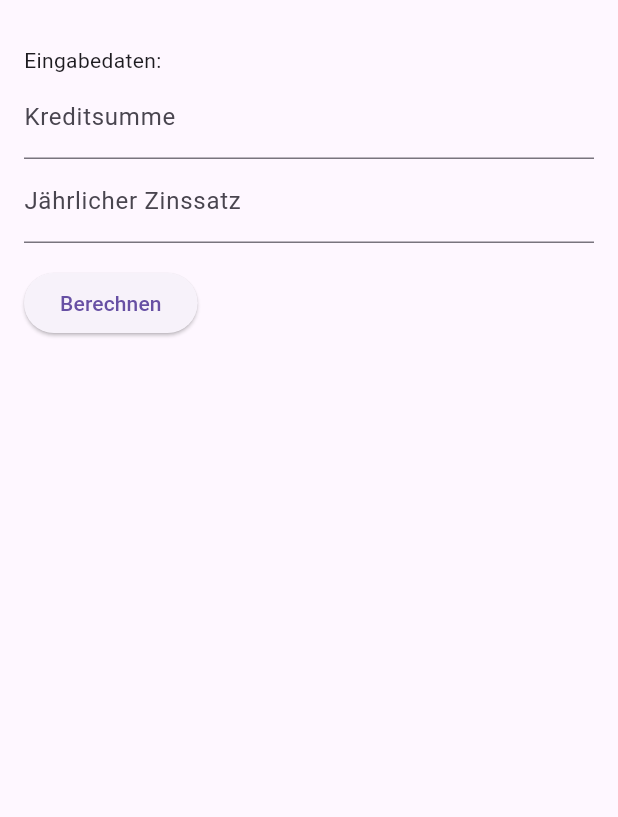
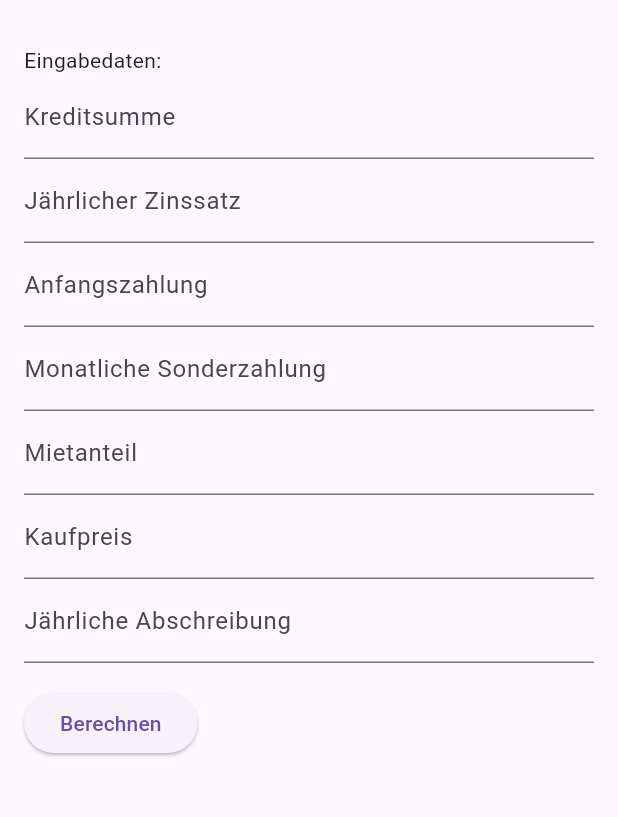
Before and after one commit to dullibri/immo24calulator, a Flutter app: the screen it shows after launch, on a phone screen of 412 x 824 dp, the part 63-880 px from its top. Run offline on Flutter 3.47's test engine with Material 3 defaults, Android fonts, the phone set to English and light mode, and no system bars.

```diff
--- a/lib/main.dart
+++ b/lib/main.dart
@@ -80,7 +80,42 @@ class _MortgageCalculatorPageState extends State<MortgageCalculatorPage> {
                 annualInterestRate = double.tryParse(value) ?? 0.0;
               },
             ),
-            // Weitere Eingabefelder für andere Parameter hinzufügen...
+            TextFormField(
+              decoration: InputDecoration(labelText: 'Anfangszahlung'),
+              keyboardType: TextInputType.number,
+              onChanged: (value) {
+                initialPayment = double.tryParse(value) ?? 0.0;
+              },
+            ),
+            TextFormField(
+              decoration:
+                  InputDecoration(labelText: 'Monatliche Sonderzahlung'),
+              keyboardType: TextInputType.number,
+              onChanged: (value) {
+                monthlySpecialPayment = double.tryParse(value) ?? 0.0;
+              },
+            ),
+            TextFormField(
+              decoration: InputDecoration(labelText: 'Mietanteil'),
+              keyboardType: TextInputType.number,
+              onChanged: (value) {
+                rentalShare = double.tryParse(value) ?? 0.0;
+              },
+            ),
+            TextFormField(
+              decoration: InputDecoration(labelText: 'Kaufpreis'),
+              keyboardType: TextInputType.number,
+              onChanged: (value) {
+                purchasePrice = double.tryParse(value) ?? 0.0;
+              },
+            ),
+            TextFormField(
+              decoration: InputDecoration(labelText: 'Jährliche Abschreibung'),
+              keyboardType: TextInputType.number,
+              onChanged: (value) {
+                annualDepreciationRate = double.tryParse(value) ?? 0.0;
+              },
+            ),
             SizedBox(height: 16.0),
             ElevatedButton(
               onPressed: calculatePayments,
```
